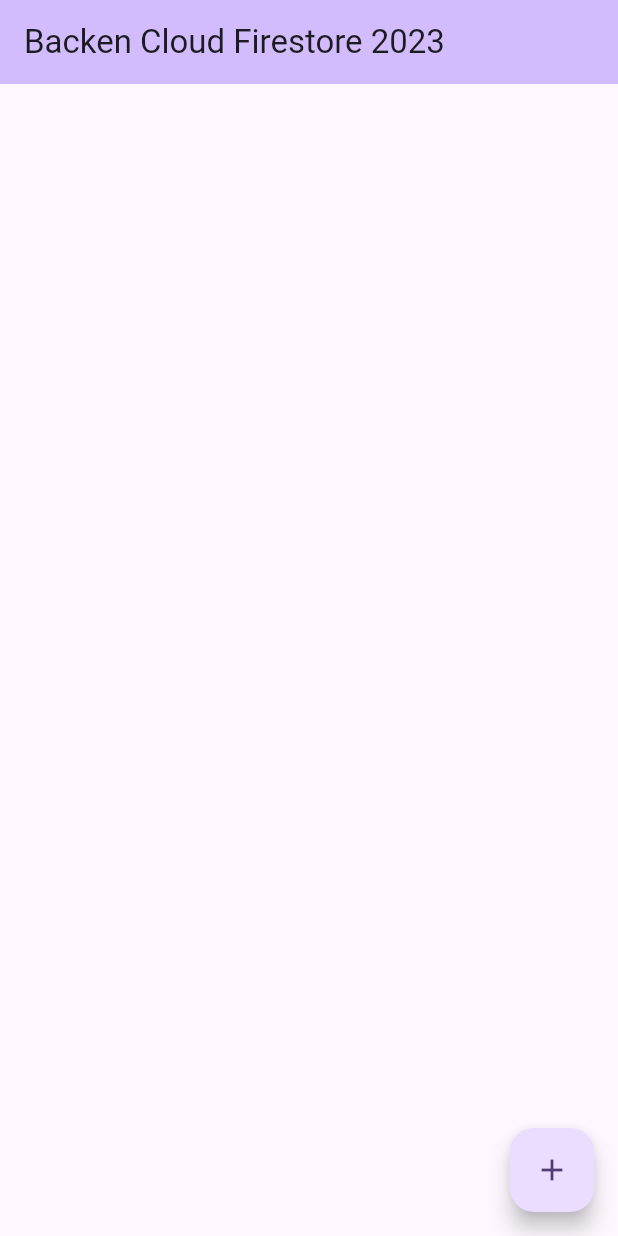
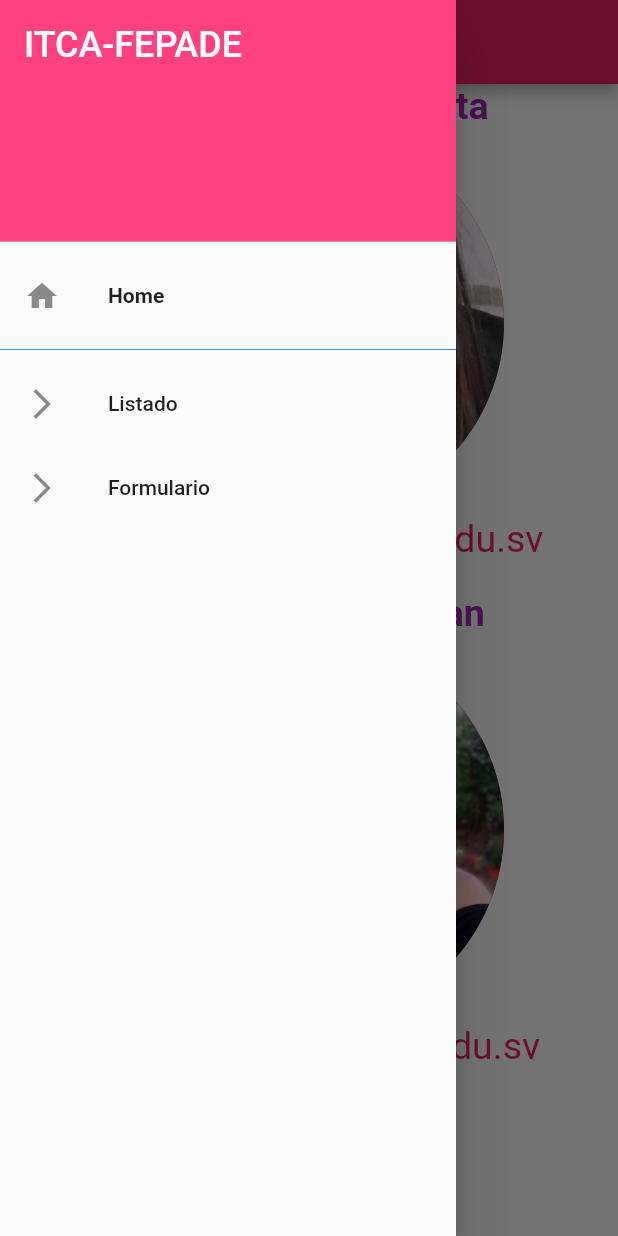
Before and after one commit to HaydeeGrande/eval2sis21a, a Flutter app: the screen it shows after launch, with the side drawer open (before the commit the screen has no drawer), on a phone screen of 412 x 824 dp. Run offline on Flutter 3.47's test engine with Material 2 defaults, Android fonts, the phone set to English and light mode, and no system bars; our stand-ins replace cloud_firestore; accounts and stored records are empty.

Commit message:
actualizacion2

```diff
--- a/lib/main.dart
+++ b/lib/main.dart
@@ -1,36 +1,25 @@
-import 'package:firebase_core/firebase_core.dart';
 import 'package:flutter/material.dart';
-import 'home.dart';
-
+import 'package:eval2sis21a/pages/home.dart';
 
 void main() {
-  WidgetsFlutterBinding.ensureInitialized();
-  Firebase.initializeApp().then((_){
-    runApp(const MyApp());
-  });
+  runApp(const MyApp());
 }
-
-/* void main() {
-  runApp(const MyApp());
-} */
 
 class MyApp extends StatelessWidget {
   const MyApp({super.key});
 
   // This widget is the root of your application.
   @override
-
   Widget build(BuildContext context) {
     return MaterialApp(
+      debugShowCheckedModeBanner: false,
       title: 'Flutter Demo',
       theme: ThemeData(
-        colorScheme: ColorScheme.fromSeed(seedColor: Colors.deepPurple),
-        useMaterial3: true,
+        primarySwatch: Colors.pink,
+        //colorScheme: ColorScheme.fromSeed(seedColor: Colors.deepPurple),
+        //useMaterial3: true,
       ),
-      home: MyHomePage(title: 'Backen Cloud Firestore 2023 '),
+      home: Home(),
     );
-
-
   }
-
 }
--- /dev/null
+++ b/lib/pages/home.dart
@@ -0,0 +1,94 @@
+import 'package:flutter/material.dart';
+
+import 'Listado.dart';
+import 'formulario.dart';
+import 'inicio.dart';
+
+class Home extends StatefulWidget{
+  const Home({super.key});
+
+  @override
+  State<Home> createState() => _HomeState();
+}
+
+class _HomeState extends State<Home> {
+  int _itemDrawer = 0;
+  _getDrawerItem(int position){
+    switch(position){
+      case 0: return Inicio();
+      case 1: return Listado(title: 'listado',);
+      case 2: return Formulario();
+
+    }
+  }
+  void _onSelectItemDrawer(int pos){
+    Navigator.pop(context);
+    setState(() {
+      _itemDrawer = pos;
+    });
+  }
+
+
+  @override
+  Widget build(BuildContext context) {
+    return Scaffold(
+      appBar: AppBar(
+        title: Text('Actividad Evaluada',),
+      ),
+      drawer:Drawer(
+        child: ListView(
+          padding: EdgeInsets.zero,
+          children: <Widget>[
+            DrawerHeader(
+              decoration: BoxDecoration(
+                color: Colors.pinkAccent,
+              ),
+              child: Text(
+                'ITCA-FEPADE',
+                style: TextStyle(
+                  color: Colors.white,
+                  fontSize: 24,
+                ),
+              ),
+            ),
+            ListTile(
+              leading: Icon(Icons.home),
+              title: Text('Home',
+                  style: TextStyle(
+                    fontWeight: FontWeight.bold,
+                  )
+              ),
+              onTap: (){
+                _onSelectItemDrawer(0);
+              },
+            ),
+            Divider(
+              color: Colors.blue,
+            ),
+            ListTile(
+              leading: Icon(Icons.arrow_forward_ios),
+              title: Text('Listado'),
+              onTap: (){
+                _onSelectItemDrawer(1);
+              },
+            ),
+
+            ListTile(
+              leading: Icon(Icons.arrow_forward_ios),
+              title: Text('Formulario'),
+              onTap: (){
+                _onSelectItemDrawer(2);
+              },
+            ),
+
+          ],
+        ),
+
+
+      ),
+
+
+      body: _getDrawerItem(_itemDrawer),
+    );
+  }
+}
--- /dev/null
+++ b/lib/pages/inicio.dart
@@ -0,0 +1,67 @@
+import 'package:flutter/material.dart';
+
+class Inicio extends StatelessWidget{
+  @override
+  Widget build(BuildContext context) {
+    return Center(
+      child: Column(
+        children: [
+          Text ('Maria Haydee Villalta',
+              style: TextStyle(
+                  fontWeight: FontWeight.bold,
+                  fontSize: 25,
+                  color: Colors.purple
+
+              )
+          ),
+          CircleAvatar(
+              backgroundImage: AssetImage('images/imagen2.jpeg'
+              ),
+              radius: 130
+          ),
+          Text ('maria.villalta22@itca.edu.sv',
+              style: TextStyle(
+                  fontWeight: FontWeight.normal,
+                  fontSize: 25,
+                  color: Colors.pink
+
+              )
+          ),
+          SizedBox(height:20),
+
+          Text ('Jenifer Milena Duran',
+              style: TextStyle(
+                  fontWeight: FontWeight.bold,
+                  fontSize: 25,
+                  color: Colors.purple
+
+              )
+          ),
+          CircleAvatar(
+              backgroundImage: AssetImage('images/imagen1.jpeg'
+              ),
+              radius: 130
+          ),
+          Text ('jenifer.duran22@itca.edu.sv',
+              style: TextStyle(
+                  fontWeight: FontWeight.normal,
+                  fontSize: 25,
+                  color: Colors.pink
+
+              )
+          ),
+          SizedBox(height:50),
+          // Image.asset('images/imagen1.jpg'),
+        ],
+
+      ),
+    );
+
+
+
+  }
+
+
+
+
+}
--- a/lib/home.dart
+++ b/lib/pages/listado.dart
@@ -2,17 +2,17 @@ import 'package:cloud_firestore/cloud_firestore.dart';
 import 'package:flutter/material.dart';
 
 
-class MyHomePage extends StatefulWidget {
-  const MyHomePage({super.key, required this.title});
+class Listado extends StatefulWidget {
+  const Listado({super.key, required this.title});
 
   final String title;
 
   @override
 
-  State<MyHomePage> createState() => _MyHomePageState();
+  State<Listado> createState() => _listadoState();
 }
 
-class _MyHomePageState extends State<MyHomePage> {
+class _listadoState extends State<Listado> {
 
   void getProductos() async {
     CollectionReference collectionReference =
```
Also changed, not shown: lib/pages/formulario.dart (added, +98 -0 lines), pubspec.yaml (+4 -3 lines), images/imagen1.jpeg (added), images/imagen2.jpeg (added).
